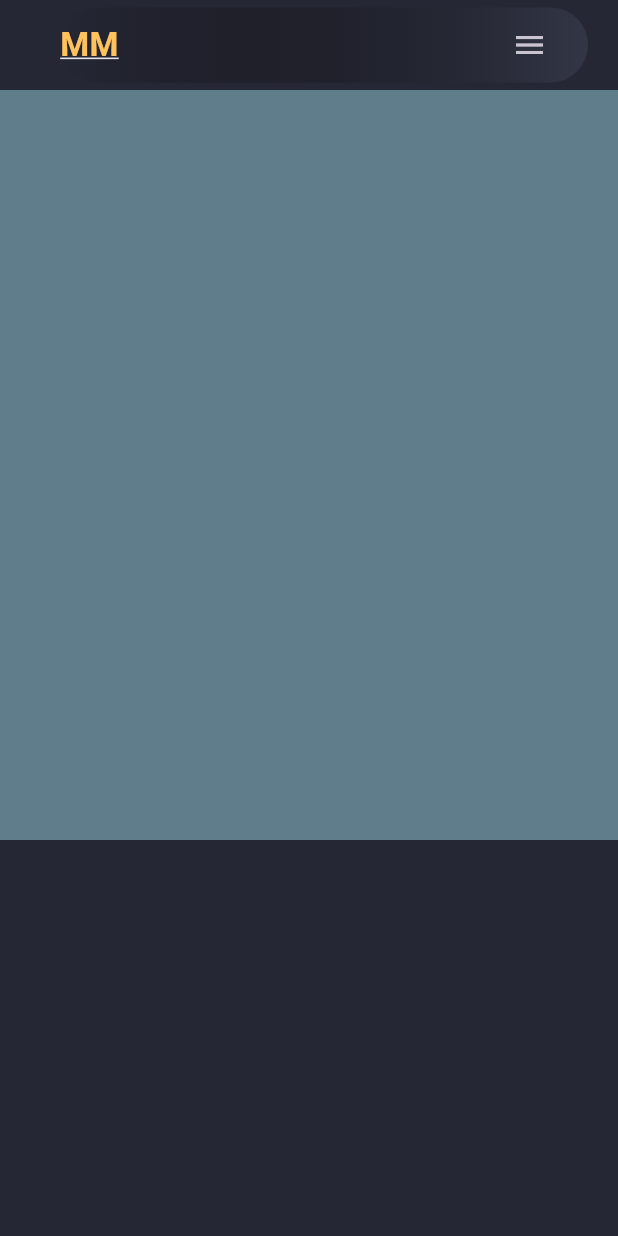
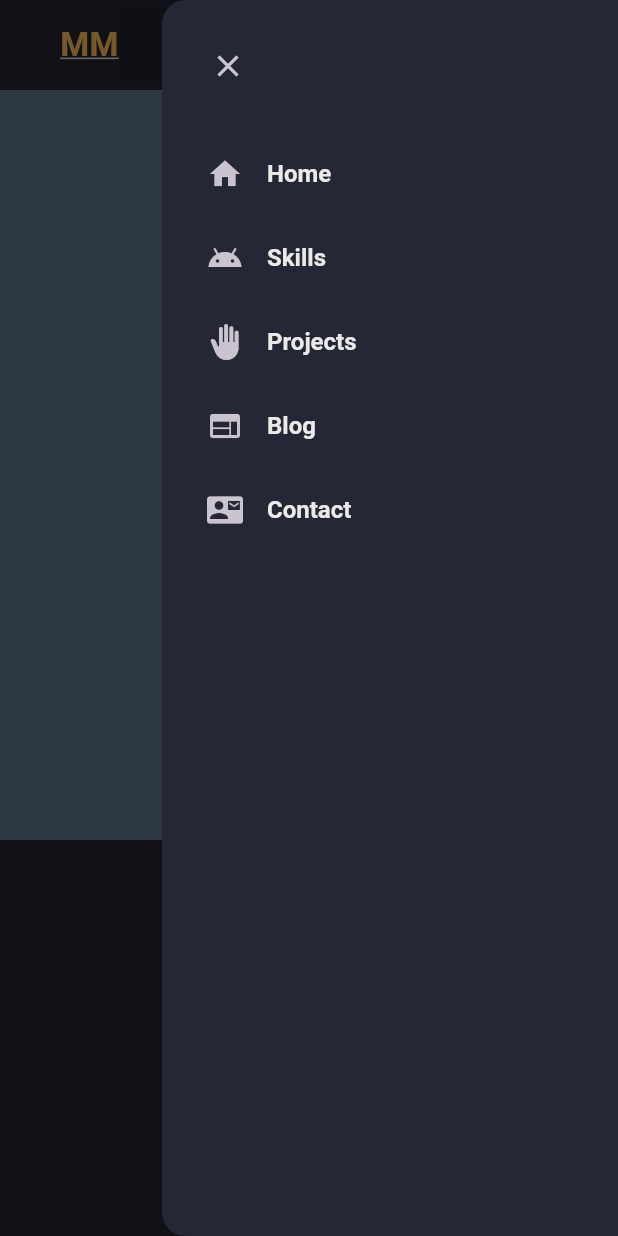
Before and after one commit to JavaSoftwareEntwickler/portfolio, a Flutter app: the screen it shows after launch, with the side drawer open (before the commit the screen has no drawer), on a phone screen of 412 x 824 dp. Run offline on Flutter 3.47's test engine with Material 3 defaults, Android fonts, the phone set to English and light mode, and no system bars.

Commit message:
mobile menu

```diff
--- a/lib/constants/nav_items.dart
+++ b/lib/constants/nav_items.dart
@@ -1,3 +1,5 @@
+import 'package:flutter/material.dart';
+
 List<String> navItems = [
   'Home',
   'Skills',
@@ -5,3 +7,11 @@ List<String> navItems = [
   'Blog',
   'Contact',
 ];
+
+List<IconData> navIcons = [
+  Icons.home,
+  Icons.android,
+  Icons.back_hand,
+  Icons.web,
+  Icons.quick_contacts_mail,
+];
--- a/lib/pages/home_page.dart
+++ b/lib/pages/home_page.dart
@@ -1,6 +1,7 @@
 import 'package:flutter/material.dart';
 import 'package:my_portfolio/constants/colors.dart';
 import 'package:my_portfolio/constants/nav_items.dart';
+import 'package:my_portfolio/widgets/drawer_mobile.dart';
 import 'package:my_portfolio/widgets/site_logo.dart';
 
 import '../styles/style.dart';
@@ -15,10 +16,13 @@ class HomePage extends StatefulWidget {
 }
 
 class _HomePageState extends State<HomePage> {
+  final scaffoldKey = GlobalKey<ScaffoldState>();
   @override
   Widget build(BuildContext context) {
     return Scaffold(
+      key: scaffoldKey,
       backgroundColor: CustomColor.scaffoldBg,
+      endDrawer: const DrawerMobile(),
       body: ListView(
         scrollDirection: Axis.vertical,
         children: [
@@ -26,7 +30,9 @@ class _HomePageState extends State<HomePage> {
           //HeaderDesktop(),
           HeaderMobile(
             onLogoTap: () {},
-            onMenuTap: () {},
+            onMenuTap: () {
+              scaffoldKey.currentState?.openEndDrawer();
+            },
           ),
           //Skills section
           Container(
--- /dev/null
+++ b/lib/widgets/drawer_mobile.dart
@@ -0,0 +1,41 @@
+import 'package:flutter/cupertino.dart';
+import 'package:flutter/material.dart';
+
+import '../constants/colors.dart';
+import '../constants/nav_items.dart';
+
+class DrawerMobile extends StatelessWidget {
+  const DrawerMobile({super.key});
+
+  @override
+  Widget build(BuildContext context) {
+    return Drawer(
+      backgroundColor: CustomColor.scaffoldBg,
+      child: ListView(
+        children:[
+          Align(
+            alignment: Alignment.centerLeft,
+            child: Padding(
+              padding: const EdgeInsets.only( left:20, top: 20, bottom: 20),
+              child: IconButton(
+                onPressed: (){
+                  Navigator.of(context).pop();
+                },
+                icon: const Icon(Icons.close),),
+            ),
+          ),
+          for(int i = 0 ; i< navIcons.length; i++)
+            ListTile(
+                contentPadding: const EdgeInsets.symmetric(horizontal: 30.0),
+                titleTextStyle: const TextStyle(color: CustomColor.whitePrimary,
+                    fontWeight: FontWeight.w600,
+                    fontSize: 16),
+                onTap: () {},
+                leading: Icon(navIcons[i]),
+                title: Text(navItems[i])
+            )
+        ],
+      ),
+    );
+  }
+}
```
